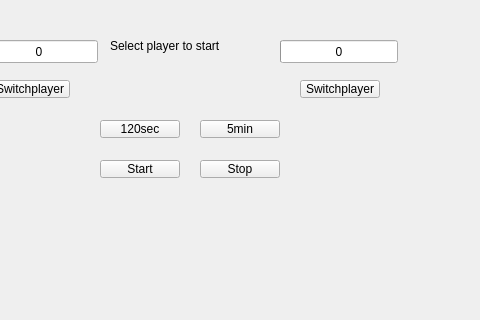
Eero12/OlioOhjelmointiTehtavat_EeroOja, file viikko8/mainwindow.ui: the form before one commit; both pictures show x 90 to 570 and y 0 to 320 of the 800 by 600 pixel window.
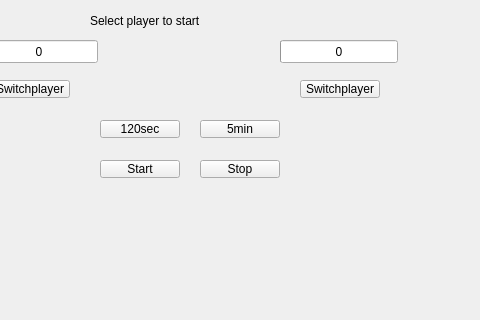
The form after the commit.

The edit to the form file:
```diff
--- a/viikko8/mainwindow.ui
+++ b/viikko8/mainwindow.ui
@@ -107,10 +107,10 @@
    <widget class="QLabel" name="label">
     <property name="geometry">
      <rect>
-      <x>200</x>
-      <y>30</y>
-      <width>161</width>
-      <height>31</height>
+      <x>180</x>
+      <y>10</y>
+      <width>301</width>
+      <height>21</height>
      </rect>
     </property>
     <property name="text">
```
